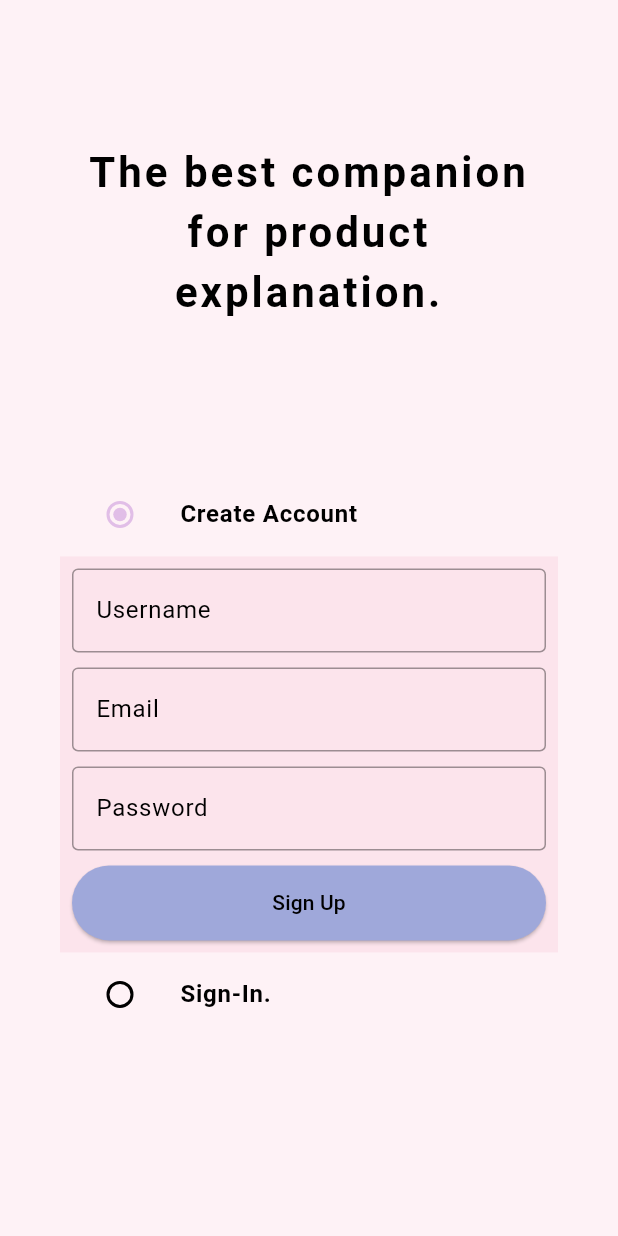
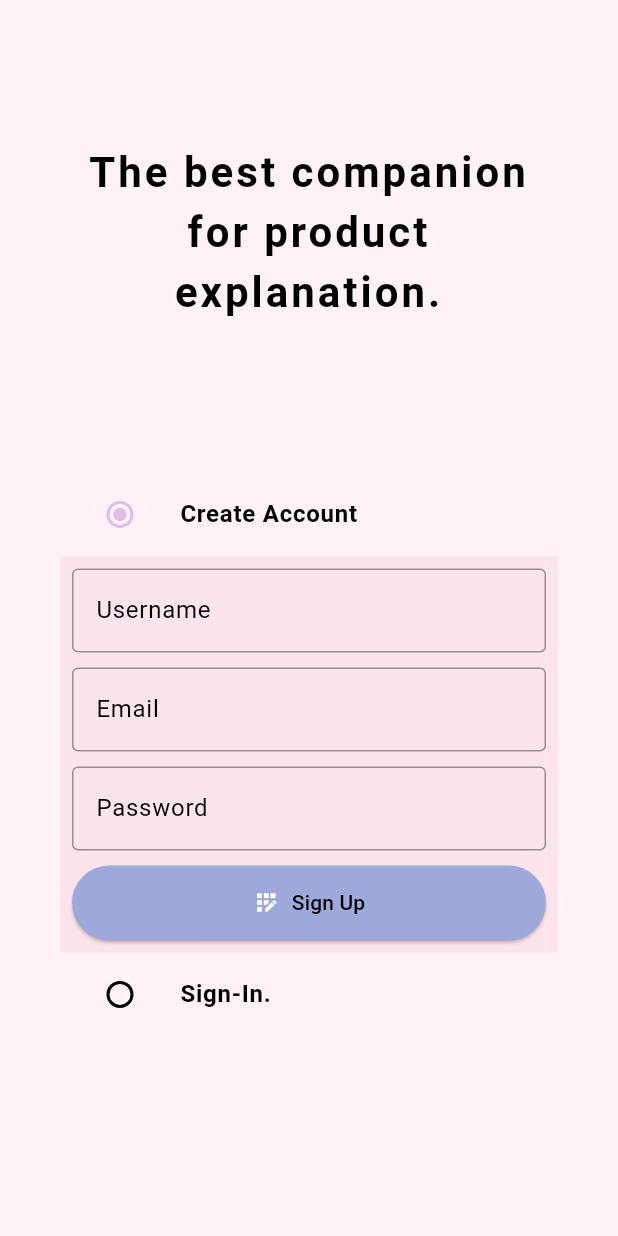
Before and after one commit to Gulnihal/kozmotrust_alpha, a Flutter app: the screen it shows after launch, item 2 of the bottom bar chosen, after a tap on "Logout", on a phone screen of 412 x 824 dp. Run offline on Flutter 3.47's test engine with Material 3 defaults, Android fonts, the phone set to English and light mode, and no system bars; our stand-ins replace carousel_slider, dotted_border, file_picker, flutter_rating_bar, image_picker, shared_preferences; missing offline and left inert: cloudinary_public.

Commit message:
issue#34 done.

```diff
--- a/kozmotrust/lib/common/widgets/custom_button.dart
+++ b/kozmotrust/lib/common/widgets/custom_button.dart
@@ -2,13 +2,15 @@ import 'package:flutter/material.dart';
 
 class CustomButton extends StatelessWidget {
   final String text;
+  final IconData icon;
   final VoidCallback onTap;
   final Color? color;
   const CustomButton({
     super.key,
+    required this.icon,
     required this.text,
+    this.color,
     required this.onTap,
-    this.color,
   });
 
   @override
@@ -18,11 +20,21 @@ class CustomButton extends StatelessWidget {
       style: ElevatedButton.styleFrom(
         minimumSize: const Size(double.infinity, 50), backgroundColor: color,
       ),
-      child: Text(
-        text,
-        style: TextStyle(
-          color: color == null ? Colors.white : Colors.black,
-        ),
+      child: Row(
+        mainAxisAlignment: MainAxisAlignment.center,
+        children: [
+          Icon(
+            icon,
+            color: Colors.white,
+          ),
+          const SizedBox(width: 8), // Add spacing between icon and text
+          Text(
+            text,
+            style: TextStyle(
+              color: color == null ? Colors.white : Colors.black,
+            ),
+          ),
+        ],
       ),
     );
   }
--- a/kozmotrust/lib/constants/global_variables.dart
+++ b/kozmotrust/lib/constants/global_variables.dart
@@ -6,6 +6,7 @@ class GlobalVariables {
   // COLORS
   static const secondaryColor = Color(0xFFE1BEE7);
   static const backgroundColor = Color(0xFFFCE4EC);
+  static const buttonDeleteColor = Color(0xFFB71C1C);
   static const buttonBackgroundColor = Color(0xFF9FA8DA);
   static const selectedTopBarColor = Color(0xFF673AB7);
 }
--- a/kozmotrust/lib/features/account/widgets/account_button.dart
+++ b/kozmotrust/lib/features/account/widgets/account_button.dart
@@ -1,15 +1,16 @@
 import 'package:flutter/material.dart';
-import 'package:kozmotrust/constants/global_variables.dart';
 
 class AccountButton extends StatelessWidget {
   final String text;
   final IconData icon;
+  final Color background;
   final VoidCallback onTap;
 
   const AccountButton({
     super.key,
     required this.text,
     required this.icon,
+    required this.background,
     required this.onTap,
   });
 
@@ -20,7 +21,7 @@ class AccountButton extends StatelessWidget {
       height: 40, // Adjust the height of the button as needed
       child: OutlinedButton(
         style: ElevatedButton.styleFrom(
-          backgroundColor: GlobalVariables.buttonBackgroundColor,
+          backgroundColor: background,
           shape: RoundedRectangleBorder(
             borderRadius: BorderRadius.circular(50), // Set border radius to 50
           ),
--- a/kozmotrust/lib/features/account/widgets/bottom_buttons.dart
+++ b/kozmotrust/lib/features/account/widgets/bottom_buttons.dart
@@ -1,9 +1,19 @@
+import 'package:kozmotrust/constants/global_variables.dart';
 import 'package:kozmotrust/features/account/services/account_services.dart';
 import 'package:kozmotrust/features/account/widgets/account_button.dart';
+import 'package:kozmotrust/features/account/screens/account_settings.dart';
 import 'package:flutter/material.dart';
 
-class BottomButtons extends StatelessWidget {
+class BottomButtons extends StatefulWidget {
   const BottomButtons({super.key});
+  @override
+  State<BottomButtons> createState() => _BottomButtonsState();
+
+}
+class _BottomButtonsState extends State <BottomButtons> {
+  void navigateToAccountSettings() {
+    Navigator.pushNamed(context, AccountSettings.routeName);
+  }
 
   @override
   Widget build(BuildContext context) {
@@ -14,19 +24,21 @@ class BottomButtons extends StatelessWidget {
           children: [
             SizedBox(
               width: MediaQuery.of(context).size.width * 0.4,
-              height: MediaQuery.of(context).size.width * 0.4,
+              height: MediaQuery.of(context).size.width * 0.2,
               child: AccountButton(
                       text: 'Account Settings',
                       icon: Icons.settings_outlined,
-                      onTap: () {},
+                      background: GlobalVariables.buttonBackgroundColor,
+                      onTap: () => navigateToAccountSettings(),
                     ),
             ),
             SizedBox(
               width: MediaQuery.of(context).size.width * 0.4,
-              height: MediaQuery.of(context).size.width * 0.4,
+              height: MediaQuery.of(context).size.width * 0.2,
               child: AccountButton(
                 text: 'Logout',
                 icon: Icons.logout_outlined,
+                background: GlobalVariables.buttonBackgroundColor,
                 onTap: () => AccountServices().logOut(context),
               ),
             ),
--- a/kozmotrust/lib/features/admin/screens/add_product_screen.dart
+++ b/kozmotrust/lib/features/admin/screens/add_product_screen.dart
@@ -172,10 +172,6 @@ class _AddProductScreenState extends State<AddProductScreen> {
                   ),
                 ),
                 const SizedBox(height: 10),
-                CustomButton(
-                  text: 'Sell',
-                  onTap: addProduct,
-                ),
               ],
             ),
           ),
--- a/kozmotrust/lib/features/auth/screens/auth_screen.dart
+++ b/kozmotrust/lib/features/auth/screens/auth_screen.dart
@@ -161,6 +161,7 @@ class _AuthScreenState extends State<AuthScreen> with TickerProviderStateMixin{
                         ),
                         const SizedBox(height: 10),
                         CustomButton(
+                          icon: Icons.app_registration_outlined,
                           color: GlobalVariables.buttonBackgroundColor,
                           text: 'Sign Up',
                           onTap: () {
@@ -213,6 +214,7 @@ class _AuthScreenState extends State<AuthScreen> with TickerProviderStateMixin{
                         ),
                         const SizedBox(height: 10),
                         CustomButton(
+                          icon: Icons.login_outlined,
                           color: GlobalVariables.buttonBackgroundColor,
                           text: 'Sign In',
                           onTap: () {
--- a/kozmotrust/lib/models/user.dart
+++ b/kozmotrust/lib/models/user.dart
@@ -5,7 +5,7 @@ class User {
   final String id;
   final String username;
   final String email;
-  final String password;
+  late final String password;
   final String allergies;
   final String type;
   final List<dynamic> favorites;
--- a/kozmotrust/lib/router.dart
+++ b/kozmotrust/lib/router.dart
@@ -2,6 +2,7 @@ import 'package:kozmotrust/common/widgets/bottom_bar.dart';
 import 'package:kozmotrust/features/allergies/screens/allergies_screen.dart';
 import 'package:kozmotrust/features/admin/screens/add_product_screen.dart';
 import 'package:kozmotrust/features/auth/screens/auth_screen.dart';
+import 'package:kozmotrust/features/account/screens/account_settings.dart';
 import 'package:kozmotrust/features/home/screens/home_screen.dart';
 import 'package:kozmotrust/features/product_details/screens/product_details_screen.dart';
 import 'package:kozmotrust/features/search/screens/search_screen.dart';
@@ -15,7 +16,11 @@ Route<dynamic> generateRoute(RouteSettings routeSettings) {
         settings: routeSettings,
         builder: (_) => const AuthScreen(),
       );
-
+    case AccountSettings.routeName:
+      return MaterialPageRoute(
+        settings: routeSettings,
+        builder: (_) => const AccountSettings(),
+      );
     case HomeScreen.routeName:
       return MaterialPageRoute(
         settings: routeSettings,
```
Also changed, not shown: kozmotrust/lib/features/account/screens/account_settings.dart (added, +164 -0 lines), kozmotrust/lib/features/account/services/account_services.dart (+65 -0 lines), kozmotrust/lib/features/product_details/screens/product_details_screen.dart (+1 -7 lines), 1 other file.
